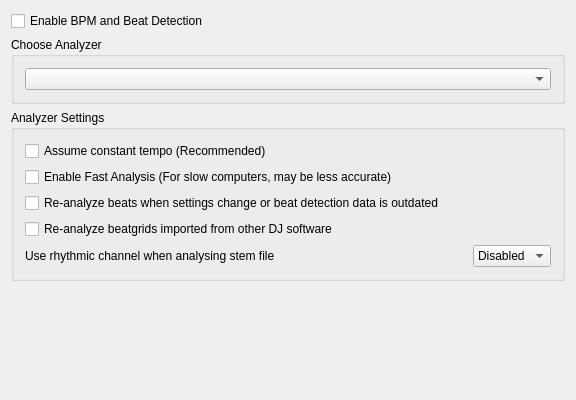
This is src/preferences/dialog/dlgprefbeatsdlg.ui in christianstuart/paramix as Qt 5 draws it before an edit. The edited form follows.
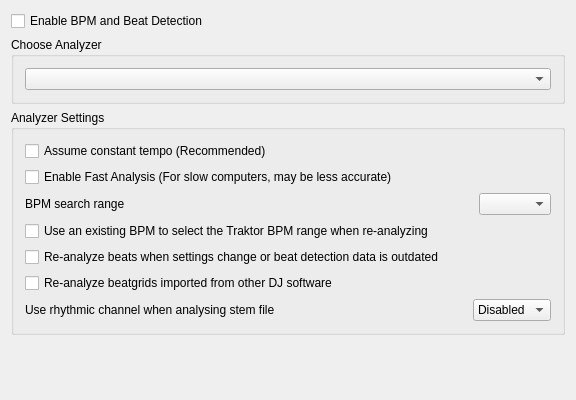
This is the edited form.

Commit message: feat(analysis): reproduce Traktor's BPM window exactly

```diff
--- a/src/preferences/dialog/dlgprefbeatsdlg.ui
+++ b/src/preferences/dialog/dlgprefbeatsdlg.ui
@@ -68,6 +68,37 @@
         </property>
        </widget>
       </item>
+      <item>
+       <layout class="QHBoxLayout" name="horizontalLayoutBpmRange">
+        <item>
+         <widget class="QLabel" name="labelBpmRange">
+          <property name="text">
+           <string>BPM search range</string>
+          </property>
+         </widget>
+        </item>
+        <item>
+         <widget class="QComboBox" name="comboBoxBpmRange">
+          <property name="sizePolicy">
+           <sizepolicy hsizetype="Maximum" vsizetype="Fixed">
+            <horstretch>0</horstretch>
+            <verstretch>0</verstretch>
+           </sizepolicy>
+          </property>
+         </widget>
+        </item>
+       </layout>
+      </item>
+      <item>
+       <widget class="QCheckBox" name="checkBoxMatchExistingBpm">
+        <property name="toolTip">
+         <string>When a track already has a BPM, try the Traktor BPM ranges until one reproduces it. If none does, the existing grid is kept instead of being overwritten.</string>
+        </property>
+        <property name="text">
+         <string>Use an existing BPM to select the Traktor BPM range when re-analyzing</string>
+        </property>
+       </widget>
+      </item>
       <item>
        <widget class="QCheckBox" name="checkBoxReanalyze">
         <property name="toolTip">
```
The commit also changes 15 other files.
